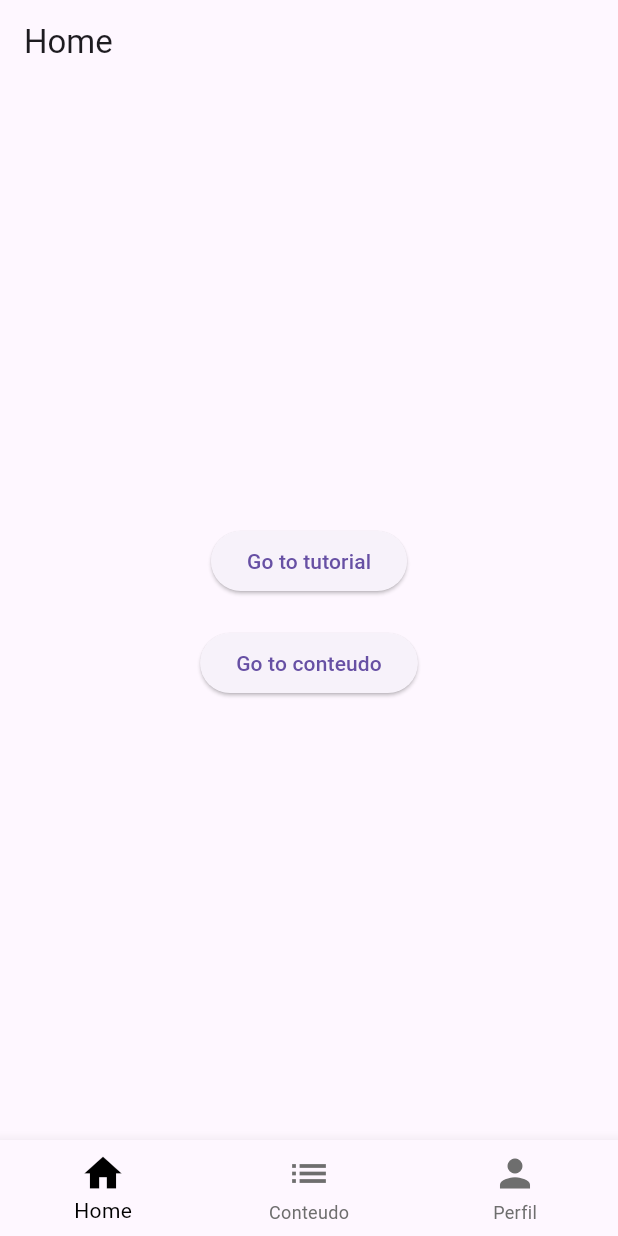
After one commit to Cvalca/guiadolider, a Flutter app: the screen it shows after launch, after a tap on "Go to home", on a phone screen of 412 x 824 dp. The commit adds this screen. Run offline on Flutter 3.47's test engine with Material 3 defaults, Android fonts, the phone set to English and light mode, and no system bars.

Commit message:
Estruturação inicial
- Pastas,
- Criação das Telas
- Navegação básica

```diff
--- a/guiadolider/lib/main.dart
+++ b/guiadolider/lib/main.dart
@@ -1,125 +1,116 @@
 import 'package:flutter/material.dart';
 
+import 'package:guiadolider/view/login/cadastro.dart';
+import 'package:guiadolider/view/nav/main_navPage.dart';
+import 'package:guiadolider/view/nav/navbar/home.dart';
+import 'package:guiadolider/view/login/login.dart';
+import 'package:guiadolider/view/nav/navbar/perfil.dart';
+import 'package:guiadolider/view/nav/telaInterna/tutorial.dart';
+import 'package:guiadolider/view/nav/navbar/conteudo.dart';
+
+
 void main() {
-  runApp(const MyApp());
+  runApp(MyApp());
 }
 
 class MyApp extends StatelessWidget {
-  const MyApp({super.key});
+  @override
+  Widget build(BuildContext context) {
+    return MaterialApp(
+      title: 'Guia do Lider',
+      theme: ThemeData(
+        primarySwatch: Colors.blue,
+      ),
+      initialRoute: "/",
+      routes: <String, WidgetBuilder>{
+        "/": (BuildContext context) => const Login(),
+        "/home": (BuildContext context) => MainNavPage(currentIndex: 0),
+        "/cadastrar": (BuildContext context) => const Cadastro(),
+        "/tutorial": (BuildContext context) => const Tutorial(),
+        // "/conteudo": (BuildContext context) => MainNavPage(currentIndex: 1),
+        // "/perfil": (BuildContext context) => MainNavPage(currentIndex: 2),
+      }
+    );
+  }
+}
 
-  // This widget is the root of your application.
+
+/*
+class MyApp extends StatelessWidget {
+  const MyApp({Key? key}) : super(key: key);
+
+  @override
+  Widget build(BuildContext context) {
+    return MaterialApp(
+        debugShowCheckedModeBanner: false,
+        theme: ThemeData(
+          primarySwatch: Colors.blue,
+        ),
+        initialRoute: "/",
+        routes: <String, WidgetBuilder>{
+          "/": (BuildContext context) => const Home(),
+          "/entrar": (BuildContext context) => const Login(),
+          "/cadastrar": (BuildContext context) => const Cadastro(),
+          "/tutorial": (BuildContext context) => Tutorial(),
+          "/conteudo": (BuildContext context) => Conteudo(),
+        });
+  }
+}
+
+class MyApp extends StatelessWidget {
   @override
   Widget build(BuildContext context) {
     return MaterialApp(
       title: 'Flutter Demo',
       theme: ThemeData(
-        // This is the theme of your application.
-        //
-        // TRY THIS: Try running your application with "flutter run". You'll see
-        // the application has a purple toolbar. Then, without quitting the app,
-        // try changing the seedColor in the colorScheme below to Colors.green
-        // and then invoke "hot reload" (save your changes or press the "hot
-        // reload" button in a Flutter-supported IDE, or press "r" if you used
-        // the command line to start the app).
-        //
-        // Notice that the counter didn't reset back to zero; the application
-        // state is not lost during the reload. To reset the state, use hot
-        // restart instead.
-        //
-        // This works for code too, not just values: Most code changes can be
-        // tested with just a hot reload.
-        colorScheme: ColorScheme.fromSeed(seedColor: Colors.deepPurple),
-        useMaterial3: true,
+        primarySwatch: Colors.blue,
       ),
-      home: const MyHomePage(title: 'Flutter Demo Home Page'),
+      home: HomeScreen(),
     );
   }
 }
 
-class MyHomePage extends StatefulWidget {
-  const MyHomePage({super.key, required this.title});
-
-  // This widget is the home page of your application. It is stateful, meaning
-  // that it has a State object (defined below) that contains fields that affect
-  // how it looks.
-
-  // This class is the configuration for the state. It holds the values (in this
-  // case the title) provided by the parent (in this case the App widget) and
-  // used by the build method of the State. Fields in a Widget subclass are
-  // always marked "final".
-
-  final String title;
-
-  @override
-  State<MyHomePage> createState() => _MyHomePageState();
-}
-
-class _MyHomePageState extends State<MyHomePage> {
-  int _counter = 0;
-
-  void _incrementCounter() {
-    setState(() {
-      // This call to setState tells the Flutter framework that something has
-      // changed in this State, which causes it to rerun the build method below
-      // so that the display can reflect the updated values. If we changed
-      // _counter without calling setState(), then the build method would not be
-      // called again, and so nothing would appear to happen.
-      _counter++;
-    });
-  }
-
+class HomeScreen extends StatelessWidget {
   @override
   Widget build(BuildContext context) {
-    // This method is rerun every time setState is called, for instance as done
-    // by the _incrementCounter method above.
-    //
-    // The Flutter framework has been optimized to make rerunning build methods
-    // fast, so that you can just rebuild anything that needs updating rather
-    // than having to individually change instances of widgets.
     return Scaffold(
       appBar: AppBar(
-        // TRY THIS: Try changing the color here to a specific color (to
-        // Colors.amber, perhaps?) and trigger a hot reload to see the AppBar
-        // change color while the other colors stay the same.
-        backgroundColor: Theme.of(context).colorScheme.inversePrimary,
-        // Here we take the value from the MyHomePage object that was created by
-        // the App.build method, and use it to set our appbar title.
-        title: Text(widget.title),
+        title: Text('Home Screen'),
       ),
       body: Center(
-        // Center is a layout widget. It takes a single child and positions it
-        // in the middle of the parent.
-        child: Column(
-          // Column is also a layout widget. It takes a list of children and
-          // arranges them vertically. By default, it sizes itself to fit its
-          // children horizontally, and tries to be as tall as its parent.
-          //
-          // Column has various properties to control how it sizes itself and
-          // how it positions its children. Here we use mainAxisAlignment to
-          // center the children vertically; the main axis here is the vertical
-          // axis because Columns are vertical (the cross axis would be
-          // horizontal).
-          //
-          // TRY THIS: Invoke "debug painting" (choose the "Toggle Debug Paint"
-          // action in the IDE, or press "p" in the console), to see the
-          // wireframe for each widget.
-          mainAxisAlignment: MainAxisAlignment.center,
-          children: <Widget>[
-            const Text(
-              'You have pushed the button this many times:',
-            ),
-            Text(
-              '$_counter',
-              style: Theme.of(context).textTheme.headlineMedium,
-            ),
-          ],
+        child: ElevatedButton(
+          onPressed: () {
+            Navigator.push(
+              context,
+              MaterialPageRoute(builder: (context) => SecondScreen()),
+            );
+          },
+          child: Text('Go to Second Screen'),
         ),
       ),
-      floatingActionButton: FloatingActionButton(
-        onPressed: _incrementCounter,
-        tooltip: 'Increment',
-        child: const Icon(Icons.add),
-      ), // This trailing comma makes auto-formatting nicer for build methods.
     );
   }
 }
+*/
+
+
+/*
+class SecondScreen extends StatelessWidget {
+  @override
+  Widget build(BuildContext context) {
+    return Scaffold(
+      appBar: AppBar(
+        title: Text('Second Screen'),
+      ),
+      body: Center(
+        child: ElevatedButton(
+          onPressed: () {
+            Navigator.pop(context);
+          },
+          child: Text('Back to Home Screen'),
+        ),
+      ),
+    );
+  }
+}
+*/
--- /dev/null
+++ b/guiadolider/lib/view/login/login.dart
@@ -0,0 +1,59 @@
+import 'package:flutter/material.dart';
+import 'package:guiadolider/view/nav/main_navPage.dart';
+import 'package:guiadolider/view/nav/navbar/home.dart';
+import 'package:guiadolider/view/nav/telaInterna/tutorial.dart';
+import 'package:guiadolider/view/login/cadastro.dart';
+
+class Login extends StatefulWidget {
+  const Login({Key? key}) : super(key: key);
+
+  @override
+  State<Login> createState() => _LoginState();
+}
+
+class _LoginState extends State<Login> {
+  @override
+  Widget build(BuildContext context) {
+    return Scaffold(
+      appBar: AppBar(
+        title: Text('Login'),
+      ),
+      body: Center(
+        child: Column(
+         mainAxisAlignment: MainAxisAlignment.center,
+          children: [
+            ElevatedButton(
+              onPressed: () {
+                Navigator.push(
+                  context,
+                  MaterialPageRoute(builder: (context) => Tutorial()),
+                );
+              },
+              child: Text('Go to tutorial'),
+            ),
+            SizedBox(height: 20), // Espaço entre os botões
+            ElevatedButton(
+              onPressed: () {
+                Navigator.push(
+                  context,
+                  MaterialPageRoute(builder: (context) => Cadastro()),
+                );
+              },
+              child: Text('Go to cadastro'),
+            ),
+             SizedBox(height: 20), // Espaço entre os botões
+            ElevatedButton(
+              onPressed: () {
+                Navigator.pushReplacementNamed(
+                  context,
+                  '/home',
+                );
+              },
+              child: Text('Go to home'),
+            ),
+          ],
+        ),
+      ),
+    );
+  }
+}
--- /dev/null
+++ b/guiadolider/lib/view/nav/main_navPage.dart
@@ -0,0 +1,48 @@
+import 'package:flutter/material.dart';
+import 'package:guiadolider/view/nav/navbar/conteudo.dart';
+import 'package:guiadolider/view/nav/navbar/home.dart';
+import 'package:guiadolider/view/nav/navbar/perfil.dart';
+
+class MainNavPage extends StatefulWidget {
+  MainNavPage({Key? key, this.currentIndex}) : super(key: key);
+
+  int? currentIndex;
+
+  @override
+  State<MainNavPage> createState() => _MainNavPageState();
+}
+
+class _MainNavPageState extends State<MainNavPage> {
+  get currentIndex => widget.currentIndex;
+
+  List pages = [
+    const Home(),
+    const Conteudo(),
+    const Perfil(),
+  ];
+
+  void onTap(int index) {
+    setState(() {
+      widget.currentIndex = index;
+    });
+  }
+
+  @override
+  Widget build(BuildContext context) {
+    return Scaffold(
+      body: pages[currentIndex],
+      bottomNavigationBar: BottomNavigationBar(
+          onTap: onTap,
+          currentIndex: currentIndex,
+          iconSize: 30,
+          selectedItemColor: const Color.fromARGB(255, 0, 0, 0),
+          unselectedItemColor: const Color.fromARGB(255, 110, 110, 110),
+          type: BottomNavigationBarType.fixed,
+          items: const [
+            BottomNavigationBarItem(icon: Icon(Icons.home), label: "Home"),
+            BottomNavigationBarItem(icon: Icon(Icons.list), label: "Conteudo"),
+            BottomNavigationBarItem(icon: Icon(Icons.person), label: "Perfil"),
+          ]),
+    );
+  }
+}
--- /dev/null
+++ b/guiadolider/lib/view/nav/navbar/conteudo.dart
@@ -0,0 +1,32 @@
+import 'package:flutter/material.dart';
+import 'home.dart';
+
+class Conteudo extends StatefulWidget {
+  const Conteudo({Key? key}) : super(key: key);
+
+
+  @override
+  State<Conteudo> createState() => _ConteudoState();
+}
+
+class _ConteudoState extends State<Conteudo> {
+  @override
+  Widget build(BuildContext context) {
+    return Scaffold(
+      appBar: AppBar(
+        title: Text('Conteúdos'),
+      ),
+      body: Center(
+        child: ElevatedButton(
+          onPressed: () {
+            Navigator.push(
+              context,
+              MaterialPageRoute(builder: (context) => Home()),
+            );
+          },
+          child: Text('Go to home'),
+        ),
+      ),
+    );
+  }
+}
--- /dev/null
+++ b/guiadolider/lib/view/nav/navbar/home.dart
@@ -0,0 +1,47 @@
+import 'package:flutter/material.dart';
+import 'package:guiadolider/view/nav/navbar/conteudo.dart';
+import '../telaInterna/tutorial.dart';
+
+class Home extends StatefulWidget {
+  const Home({Key? key}) : super(key: key);
+
+  @override
+  State<Home> createState() => _HomeState();
+}
+
+class _HomeState extends State<Home> {
+  @override
+  Widget build(BuildContext context) {
+    return Scaffold(
+      appBar: AppBar(
+        title: Text('Home'),
+      ),
+      body: Center(
+        child: Column(
+          mainAxisAlignment: MainAxisAlignment.center,
+          children: [
+            ElevatedButton(
+              onPressed: () {
+                Navigator.push(
+                  context,
+                  MaterialPageRoute(builder: (context) => Tutorial()),
+                );
+              },
+              child: Text('Go to tutorial'),
+            ),
+            SizedBox(height: 20), // Espaço entre os botões
+            ElevatedButton(
+              onPressed: () {
+                Navigator.push(
+                  context,
+                  MaterialPageRoute(builder: (context) => Conteudo()),
+                );
+              },
+              child: Text('Go to conteudo'),
+            ),
+          ],
+        ),
+      ),
+    );
+  }
+}
--- /dev/null
+++ b/guiadolider/lib/view/nav/telaInterna/tutorial.dart
@@ -0,0 +1,28 @@
+import 'package:flutter/material.dart';
+
+class Tutorial extends StatefulWidget {
+  const Tutorial({Key? key}) : super(key: key);
+
+  @override
+  State<Tutorial> createState() => _TutorialState();
+}
+
+class _TutorialState extends State<Tutorial> {
+  @override
+  Widget build(BuildContext context) {
+    return Scaffold(
+      appBar: AppBar(
+        title: Text('Tutorial'),
+      ),
+      body: Center(
+        child: ElevatedButton(
+          onPressed: () {
+            Navigator.pop(context);
+          },
+          child: Text('Voltar'),
+        ),
+      ),
+
+    );
+  }
+}
```
Also changed, not shown: guiadolider/lib/view/login/cadastro.dart (added, +31 -0 lines), guiadolider/lib/view/nav/navbar/perfil.dart (added, +35 -0 lines).
